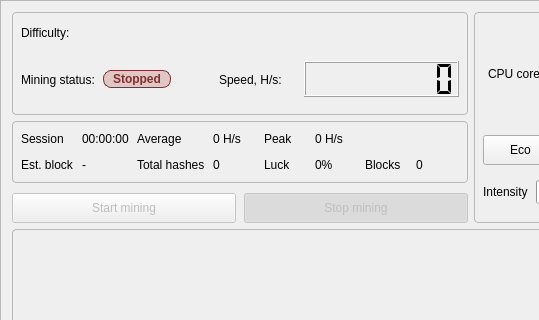
discretecoin/discrete-wallet, file src/gui/ui/miningframe.ui: the form before one commit; both pictures show x 0 to 539 and y 0 to 320 of the 760 by 534 pixel window.
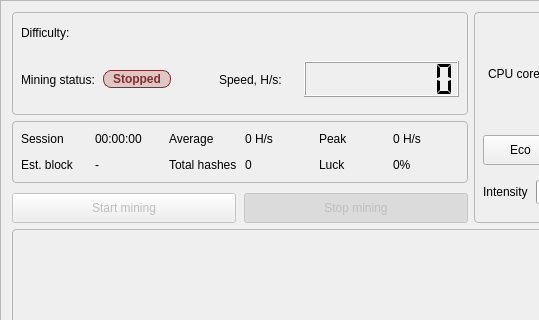
The form after the commit. Custom widgets are drawn as their Qt base class.

What changed in the file:
```diff
--- a/src/gui/ui/miningframe.ui
+++ b/src/gui/ui/miningframe.ui
@@ -384,20 +384,6 @@
              </property>
             </widget>
            </item>
-           <item row="1" column="6">
-            <widget class="QLabel" name="m_blocksFoundTitle">
-             <property name="text">
-              <string>Blocks</string>
-             </property>
-            </widget>
-           </item>
-           <item row="1" column="7">
-            <widget class="QLabel" name="m_blocksFoundValue">
-             <property name="text">
-              <string>0</string>
-             </property>
-            </widget>
-           </item>
           </layout>
          </widget>
         </item>
```
